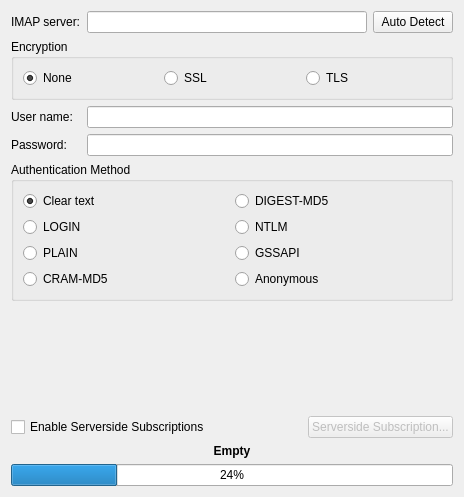
First picture: the form in akonadi/resources/imap/setupserverview.ui, repository KDE/kdepim-runtime, before the edit.
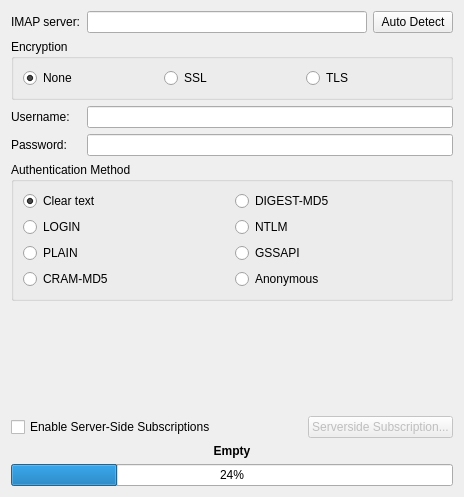
Second picture: the form after the edit. Custom widgets are drawn as their Qt base class.

What changed in the file:
```diff
--- a/akonadi/resources/imap/setupserverview.ui
+++ b/akonadi/resources/imap/setupserverview.ui
@@ -97,7 +97,7 @@
         <string>The username.</string>
        </property>
        <property name="text">
-        <string>User name:</string>
+        <string>Username:</string>
        </property>
        <property name="buddy">
         <cstring>userName</cstring>
@@ -226,7 +226,7 @@
      <item>
       <widget class="QCheckBox" name="subscriptionEnabled">
        <property name="text">
-        <string>Enable Serverside Subscriptions</string>
+        <string>Enable Server-Side Subscriptions</string>
        </property>
       </widget>
      </item>
```
